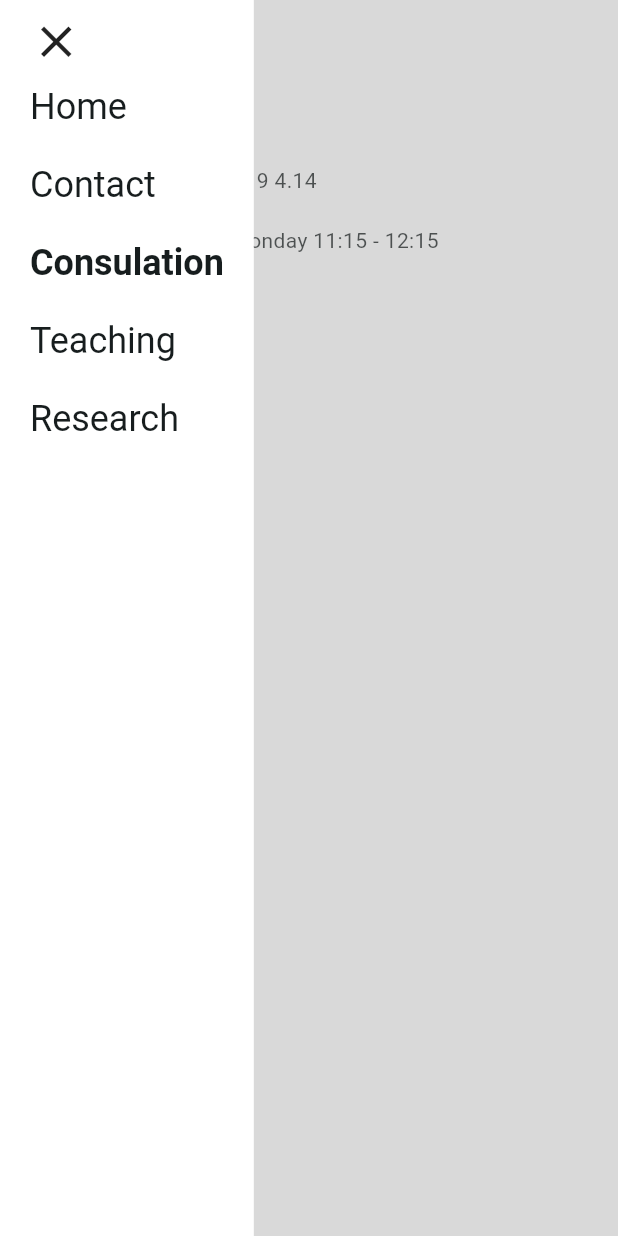
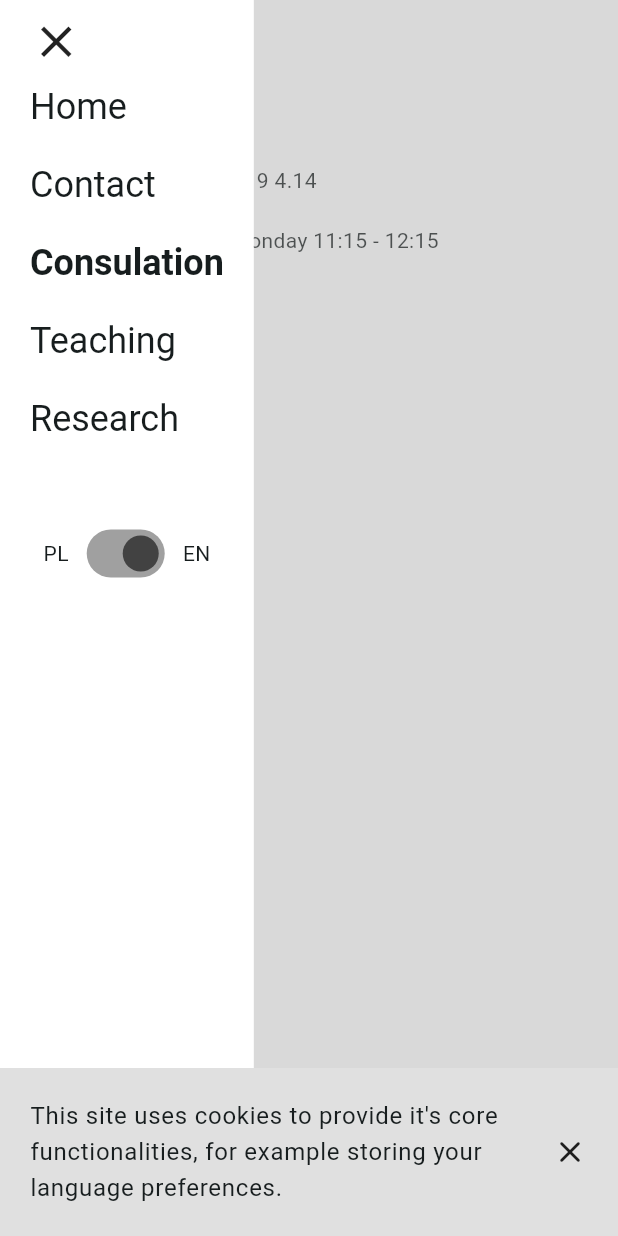
Before and after one commit to M1loseph/phd-website, a Flutter app: the screen it shows after launch, after a tap on the "menu" icon, after a tap on "Contact", after a tap on "Consulation", on a phone screen of 412 x 824 dp. Run offline on Flutter 3.47's test engine with Material 2 defaults, Android fonts, the phone set to English and light mode, and no system bars; our stand-ins replace go_router, shared_preferences; generated files the repository leaves out were written again.

Commit message:
changed picture, cookie popup, app title update based on language

```diff
--- /dev/null
+++ b/phd_website/lib/components/app_title_updater.dart
@@ -0,0 +1,25 @@
+import 'package:flutter/material.dart';
+import 'package:flutter_gen/gen_l10n/app_localizations.dart';
+
+class AppTitleUpdater extends StatelessWidget {
+  final void Function(String) appTitleUpdater;
+  final String? currentTitle;
+  final Widget child;
+  const AppTitleUpdater({
+    super.key,
+    required this.appTitleUpdater,
+    required this.child,
+    required this.currentTitle,
+  });
+
+  @override
+  Widget build(BuildContext context) {
+    Future.microtask(() {
+      final newTitle = AppLocalizations.of(context)!.appTitle;
+      if (newTitle != currentTitle) {
+        appTitleUpdater(newTitle);
+      }
+    });
+    return child;
+  }
+}
--- /dev/null
+++ b/phd_website/lib/components/cookie_popup.dart
@@ -0,0 +1,48 @@
+import 'package:flutter/material.dart';
+import 'package:phd_website/state/app_global_state.dart';
+import 'package:provider/provider.dart';
+import 'package:flutter_gen/gen_l10n/app_localizations.dart';
+
+class CookiePopup extends StatelessWidget {
+  const CookiePopup({super.key});
+
+  @override
+  Widget build(BuildContext context) {
+    final globalState = context.watch<AppGlobalState>();
+    return FutureBuilder(
+        future: globalState.areCookiesAcknowledged(),
+        builder: (context, cookiesAcknowledged) {
+          if (!cookiesAcknowledged.hasData || cookiesAcknowledged.data!) {
+            return const SizedBox.shrink();
+          }
+          final theme = Theme.of(context);
+          final locale = AppLocalizations.of(context);
+          return Container(
+            width: double.infinity,
+            padding: const EdgeInsets.all(20),
+            color: Colors.grey.shade300,
+            child: Row(
+              mainAxisAlignment: MainAxisAlignment.center,
+              children: [
+                Flexible(
+                  child: Text(
+                    locale!.cookiesPopupMessage,
+                    style: theme.textTheme.bodyLarge,
+                  ),
+                ),
+                const SizedBox(
+                  width: 20,
+                ),
+                MouseRegion(
+                  cursor: SystemMouseCursors.click,
+                  child: GestureDetector(
+                    onTap: () => globalState.acknowledgeCookies(),
+                    child: const Icon(Icons.close_rounded),
+                  ),
+                )
+              ],
+            ),
+          );
+        });
+  }
+}
--- a/phd_website/lib/l10n/app_en.arb
+++ b/phd_website/lib/l10n/app_en.arb
@@ -1,6 +1,7 @@
 {
     "@@locale": "en",
     "appTitle": "Bogna Jaszczak",
+    "cookiesPopupMessage": "This site uses cookies to provide it's core functionalities, for example storing your language preferences.",
     "navigationHomePage": "Home",
     "navigationContactPage": "Contact",
     "navigationConsultationPage": "Consulation",
--- a/phd_website/lib/l10n/app_pl.arb
+++ b/phd_website/lib/l10n/app_pl.arb
@@ -1,6 +1,7 @@
 {
     "@@locale": "pl",
     "appTitle": "Bogna Jaszczak",
+    "cookiesPopupMessage": "Korzystając z tej strony, wyrażasz zgodę na wykorzystywanie przez nią ciasteczek w celu dostarczeniu jej funkcjonalności.",
     "navigationHomePage": "Strona główna",
     "navigationContactPage": "Kontakt",
     "navigationConsultationPage": "Konsultacje",
--- a/phd_website/lib/main.dart
+++ b/phd_website/lib/main.dart
@@ -1,9 +1,11 @@
 import 'package:flutter/material.dart';
+import 'package:phd_website/components/cookie_popup.dart';
 import 'package:phd_website/state/app_global_state.dart';
 import 'package:provider/provider.dart';
 import 'package:phd_website/layouts/navigation_layout.dart';
 import 'package:go_router/go_router.dart';
 
+import 'components/app_title_updater.dart';
 import 'pages/consultation_page.dart';
 import 'pages/contact_page.dart';
 import 'pages/home_page.dart';
@@ -18,17 +20,61 @@ void main() {
         create: (context) => AppGlobalState(),
       ),
     ],
-    child: RouterConfig(),
+    child: const RouterConfig(),
   ));
 }
 
-class RouterConfig extends StatelessWidget {
-  final GoRouter router = GoRouter(
+class RouterConfig extends StatefulWidget {
+  const RouterConfig({super.key});
+
+  @override
+  State<RouterConfig> createState() => _RouterConfigState();
+}
+
+class _RouterConfigState extends State<RouterConfig> {
+  String? title;
+  late GoRouter router;
+  _RouterConfigState() {
+    router = GoRouter(
       initialLocation: "/",
       routes: [
         ShellRoute(
           builder: (context, state, child) {
-          return App(state: state, currentPage: child);
+            final globalState = context.watch<AppGlobalState>();
+            return Scaffold(
+              body: FutureBuilder(
+                future: globalState.getCurrentLocale(context),
+                builder: (context, languageData) {
+                  final language = languageData.data;
+                  return Localizations.override(
+                    context: context,
+                    locale: language,
+                    child: SelectionArea(
+                      child: AppTitleUpdater(
+                        appTitleUpdater: (newTitle) => setState(() {
+                          title = newTitle;
+                        }),
+                        currentTitle: title,
+                        child: Stack(
+                          children: [
+                            Expanded(
+                              child: NavigationLayout(
+                                state: state,
+                                currentPage: child,
+                              ),
+                            ),
+                            const Align(
+                              alignment: Alignment.bottomCenter,
+                              child: CookiePopup(),
+                            )
+                          ],
+                        ),
+                      ),
+                    ),
+                  );
+                },
+              ),
+            );
           },
           routes: [
             GoRoute(
@@ -71,7 +117,7 @@ class RouterConfig extends StatelessWidget {
               pageBuilder: (context, state) {
                 return NoTransitionPage(
                   key: state.pageKey,
-                child: ResearchPage(),
+                  child: const ResearchPage(),
                 );
               },
             ),
@@ -79,15 +125,14 @@ class RouterConfig extends StatelessWidget {
         ),
       ],
     );
-
-  RouterConfig({super.key});
+  }
 
   @override
   Widget build(BuildContext context) {
     return MaterialApp.router(
       localizationsDelegates: AppLocalizations.localizationsDelegates,
       supportedLocales: AppLocalizations.supportedLocales,
-      title: 'Bogna Jaszczak',
+      title: title ?? "",
       theme: ThemeData(
         colorScheme: ColorScheme.fromSeed(seedColor: Colors.grey.shade100),
         appBarTheme: AppBarTheme(
@@ -99,37 +144,3 @@ class RouterConfig extends StatelessWidget {
     );
   }
 }
-
-class App extends StatelessWidget {
-  final GoRouterState state;
-  final Widget currentPage;
-
-  const App({
-    super.key,
-    required this.state,
-    required this.currentPage,
-  });
-
-  @override
-  Widget build(BuildContext context) {
-    final globalState = context.watch<AppGlobalState>();
-    return Scaffold(
-      body: FutureBuilder(
-        future: globalState.getCurrentLocale(context),
-        builder: (context, languageData) {
-          final language = languageData.data;
-          return Localizations.override(
-            context: context,
-            locale: language,
-            child: SelectionArea(
-              child: NavigationLayout(
-                state: state,
-                currentPage: currentPage,
-              ),
-            ),
-          );
-        },
-      ),
-    );
-  }
-}
--- a/phd_website/lib/nav/language_switch.dart
+++ b/phd_website/lib/nav/language_switch.dart
@@ -1,8 +1,11 @@
 import 'package:flutter/material.dart';
+import 'package:phd_website/layouts/responsive_layout.dart';
 import 'package:phd_website/state/app_global_state.dart';
 import 'package:provider/provider.dart';
 
 class LanguageSwitch extends StatelessWidget {
+  final polishLocale = "pl";
+  final englishLocale = "en";
   const LanguageSwitch({super.key});
 
   @override
@@ -11,20 +14,49 @@ class LanguageSwitch extends StatelessWidget {
     return FutureBuilder(
       future: globalState.getCurrentLocale(context),
       builder: (context, lang) {
-        return Padding(
+        return ResponsiveLayout(
+          mobileLayout: Padding(
+            padding: const EdgeInsets.all(20),
+            child: Row(
+              mainAxisSize: MainAxisSize.min,
+              children: [
+                Flexible(
+                  child: Text(polishLocale.toUpperCase()),
+                ),
+                Padding(
+                  padding:
+                      const EdgeInsets.symmetric(vertical: 0, horizontal: 8),
+                  child: Switch(
+                    value: lang.data == Locale(englishLocale),
+                    activeColor: Colors.grey.shade800,
+                    onChanged: (value) => globalState
+                        .setCurrentLocale(value ? englishLocale : polishLocale),
+                  ),
+                ),
+                Flexible(
+                  child: Text(englishLocale.toUpperCase()),
+                ),
+              ],
+            ),
+          ),
+          desktopLayout: Padding(
             padding: const EdgeInsets.only(right: 20),
             child: Container(
               color: Colors.grey.shade300,
-            child: Row(children: [
+              child: Row(
+                mainAxisSize: MainAxisSize.min,
+                children: [
                   _LanguageButton(
-                language: "pl",
+                    language: polishLocale,
                     currentLaguage: lang.data,
                   ),
                   _LanguageButton(
-                language: "en",
+                    language: englishLocale,
                     currentLaguage: lang.data,
                   ),
-            ]),
+                ],
+              ),
+            ),
           ),
         );
       },
@@ -34,7 +66,6 @@ class LanguageSwitch extends StatelessWidget {
 
 class _LanguageButton extends StatelessWidget {
   const _LanguageButton({
-    super.key,
     required this.currentLaguage,
     required this.language,
   });
--- a/phd_website/lib/nav/navigation_bar.dart
+++ b/phd_website/lib/nav/navigation_bar.dart
@@ -57,8 +57,18 @@ class NavigationBar extends StatelessWidget {
                 children: [
                   const NavigationBarFirstElement(),
                   if (globalState.isMenuExpanded())
-                    NavigationTabs(
-                      currentPath: currentPath,
+                    Expanded(
+                      child: Column(
+                        children: [
+                          NavigationTabs(
+                            currentPath: currentPath,
+                          ),
+                          const SizedBox(
+                            height: 20,
+                          ),
+                          const LanguageSwitch()
+                        ],
+                      ),
                     )
                   else
                     const SizedBox.shrink()
--- a/phd_website/lib/nav/navigation_tabs.dart
+++ b/phd_website/lib/nav/navigation_tabs.dart
@@ -29,12 +29,10 @@ class NavigationTabs extends StatelessWidget {
             children: _sectionNavigations(context),
           ),
         ),
-        mobileLayout: Expanded(
-          child: Column(
-            mainAxisAlignment: MainAxisAlignment.start,
-            crossAxisAlignment: CrossAxisAlignment.start,
-            children: _sectionNavigations(context),
-          ),
+        mobileLayout: Column(
+          mainAxisAlignment: MainAxisAlignment.start,
+          crossAxisAlignment: CrossAxisAlignment.start,
+          children: _sectionNavigations(context),
         ));
   }
 
--- a/phd_website/lib/state/app_global_state.dart
+++ b/phd_website/lib/state/app_global_state.dart
@@ -3,6 +3,7 @@ import 'package:shared_preferences/shared_preferences.dart';
 
 class AppGlobalState with ChangeNotifier {
   final _langKey = "lang";
+  final _cookiesAcknowledgedKey = "cookiesAcknowledged";
 
   bool _expandedMenu = false;
 
@@ -34,4 +35,15 @@ class AppGlobalState with ChangeNotifier {
     await sharedPref.setString(_langKey, locale);
     notifyListeners();
   }
+
+  void acknowledgeCookies() async {
+    final sharedPref = await SharedPreferences.getInstance();
+    await sharedPref.setBool(_cookiesAcknowledgedKey, true);
+    notifyListeners();
+  }
+
+  Future<bool> areCookiesAcknowledged() async {
+    final sharedPref = await SharedPreferences.getInstance();
+    return sharedPref.getBool(_cookiesAcknowledgedKey) ?? false;
+  }
 }
```
Also changed, not shown: phd_website/assets/images/profile.jpg. Lines whose indentation alone changed are shown as unchanged.
